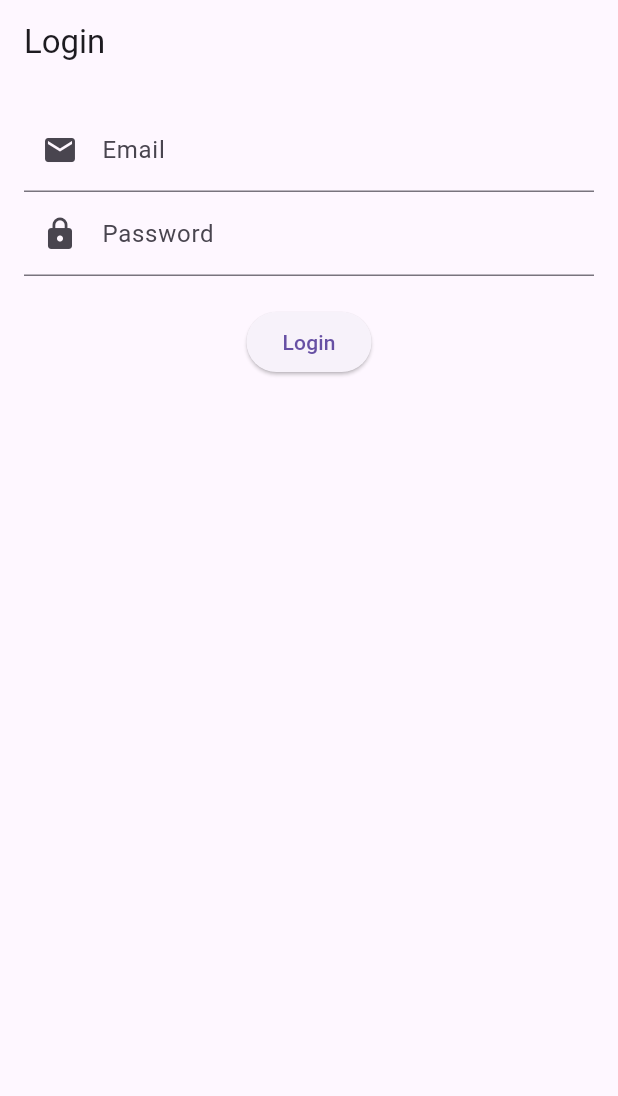
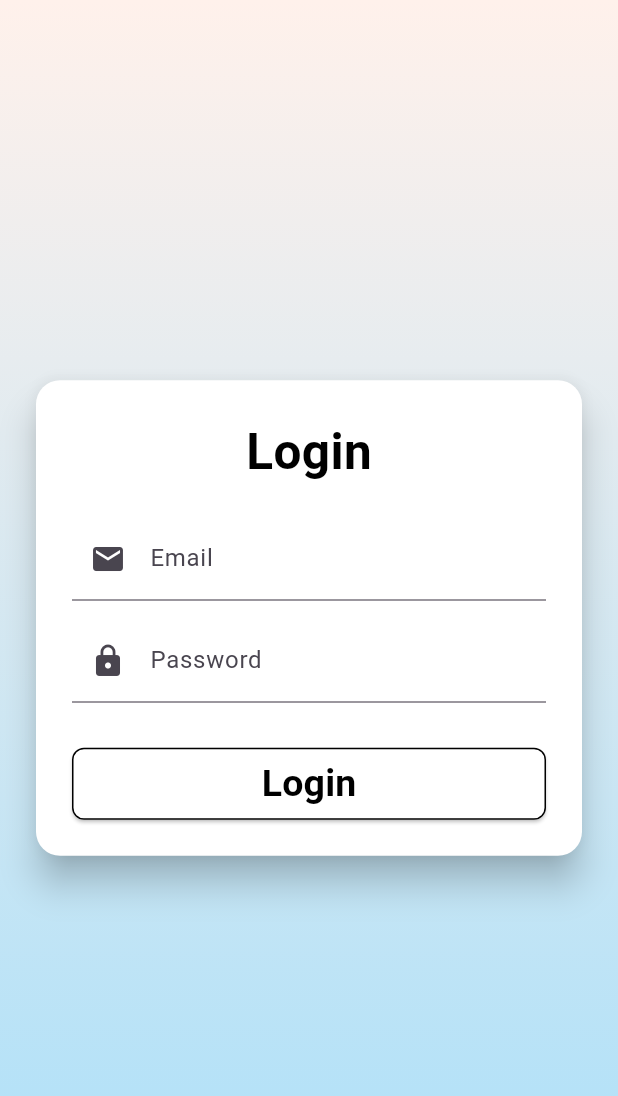
Before and after one commit to aditishukla006/LMS, a Flutter app: the screen it shows after launch, on a phone screen of 412 x 824 dp. Shown: the top 1096 px of the screen. Run offline on Flutter 3.47's test engine with Material 3 defaults, Android fonts, the light colour scheme and no system bars; our stand-ins replace firebase_auth, firebase_core, fl_chart, shared_preferences; accounts and stored records are empty.

Commit message:
changes in screen

```diff
--- a/lib/main.dart
+++ b/lib/main.dart
@@ -17,9 +17,12 @@
 }
 
 class MyApp extends StatelessWidget {
+  const MyApp({super.key});
+
   @override
   Widget build(BuildContext context) {
     return MaterialApp(
+      debugShowCheckedModeBanner: false,
       //title: 'Student LMS Dashboard',
       theme: ThemeData(primarySwatch: Colors.blue),
       home: SplashScreen(),
--- a/lib/screens/feedback_screen.dart
+++ b/lib/screens/feedback_screen.dart
@@ -3,6 +3,8 @@
 import 'package:flutter/material.dart';
 
 class FeedbackScreen extends StatefulWidget {
+  const FeedbackScreen({super.key});
+
   @override
   _FeedbackScreenState createState() => _FeedbackScreenState();
 }
--- a/lib/screens/login_screen.dart
+++ b/lib/screens/login_screen.dart
@@ -1,9 +1,10 @@
-// screens/login_screen.dart
 import 'package:flutter/material.dart';
 import 'package:firebase_auth/firebase_auth.dart';
-//import 'dashboard_screen.dart';
+import 'dashboard_screen.dart';
 
 class LoginScreen extends StatefulWidget {
+  const LoginScreen({super.key});
+
   @override
   _LoginScreenState createState() => _LoginScreenState();
 }
@@ -26,10 +27,10 @@ class _LoginScreenState extends State<LoginScreen> {
         password: _passwordController.text.trim(),
       );
 
-      /* Navigator.pushReplacement(
+      Navigator.pushReplacement(
         context,
         MaterialPageRoute(builder: (_) => DashboardScreen()),
-      );*/
+      );
     } on FirebaseAuthException catch (e) {
       setState(() {
         _error = e.message;
@@ -44,34 +45,93 @@ class _LoginScreenState extends State<LoginScreen> {
   @override
   Widget build(BuildContext context) {
     return Scaffold(
-      appBar: AppBar(title: const Text("Login")),
-      body: Padding(
-        padding: EdgeInsets.all(16),
+      body: Container(
+        width: double.infinity,
+        height: double.infinity,
+        decoration: const BoxDecoration(
+          gradient: LinearGradient(
+            colors: [Color(0xfffff1eb), Color(0xfface0f9)],
+            begin: Alignment.topCenter,
+            end: Alignment.bottomCenter,
+          ),
+        ),
+        child: Center(
+          child: SingleChildScrollView(
+            child: Card(
+              elevation: 10,
+              shape: RoundedRectangleBorder(
+                borderRadius: BorderRadius.circular(16),
+              ),
+              color: Colors.white,
+              margin: const EdgeInsets.symmetric(horizontal: 24),
+              child: Padding(
+                padding: const EdgeInsets.all(24.0),
                 child: Column(
+                  mainAxisSize: MainAxisSize.min,
                   children: [
+                    Text(
+                      "Login",
+                      style: const TextStyle(
+                        fontSize: 33,
+                        fontWeight: FontWeight.bold,
+                        color: Colors.black,
+                      ),
+                    ),
+                    const SizedBox(height: 20),
                     TextField(
                       controller: _emailController,
-              decoration: InputDecoration(
+                      decoration: const InputDecoration(
                         labelText: "Email",
                         prefixIcon: Icon(Icons.email),
                       ),
                     ),
+                    const SizedBox(height: 12),
                     TextField(
                       controller: _passwordController,
                       obscureText: true,
-              decoration: InputDecoration(
+                      decoration: const InputDecoration(
                         labelText: "Password",
                         prefixIcon: Icon(Icons.lock),
                       ),
                     ),
-            SizedBox(height: 20),
+                    const SizedBox(height: 20),
                     if (_error != null)
-              Text(_error!, style: TextStyle(color: Colors.red)),
+                      Text(_error!, style: const TextStyle(color: Colors.red)),
+                    const SizedBox(height: 10),
                     ElevatedButton(
                       onPressed: _loading ? null : _login,
-              child: _loading ? CircularProgressIndicator() : Text("Login"),
+                      style: ElevatedButton.styleFrom(
+                        backgroundColor: Colors.white,
+                        foregroundColor: Colors.black,
+                        minimumSize: const Size(double.infinity, 48),
+                        shape: RoundedRectangleBorder(
+                          borderRadius: BorderRadius.circular(8),
+                          side: const BorderSide(color: Colors.black),
+                        ),
+                      ),
+                      child:
+                          _loading
+                              ? const SizedBox(
+                                height: 20,
+                                width: 20,
+                                child: CircularProgressIndicator(
+                                  strokeWidth: 2,
+                                  color: Colors.black,
+                                ),
+                              )
+                              : const Text(
+                                "Login",
+                                style: TextStyle(
+                                  fontWeight: FontWeight.bold,
+                                  fontSize: 25,
+                                ),
+                              ),
                     ),
                   ],
+                ),
+              ),
+            ),
+          ),
         ),
       ),
     );
--- a/lib/screens/progress_screen.dart
+++ b/lib/screens/progress_screen.dart
@@ -8,6 +8,8 @@ import 'package:fl_chart/fl_chart.dart';
 import '../providers/student_provider.dart';
 
 class ProgressScreen extends StatelessWidget {
+  const ProgressScreen({super.key});
+
   @override
   Widget build(BuildContext context) {
     final provider = Provider.of<StudentProvider>(context);
@@ -38,7 +40,7 @@ class ProgressScreen extends StatelessWidget {
                   SizedBox(height: 16),
                 ],
               );
-            }).toList(),
+            }),
           ],
         ),
       ),
--- a/lib/screens/questionnaire_screen.dart
+++ b/lib/screens/questionnaire_screen.dart
@@ -6,6 +6,8 @@ import '../question_bank.dart';
 import 'summary_screen.dart';
 
 class QuestionnaireScreen extends StatefulWidget {
+  const QuestionnaireScreen({super.key});
+
   @override
   _QuestionnaireScreenState createState() => _QuestionnaireScreenState();
 }
--- a/lib/screens/quiz_screen.dart
+++ b/lib/screens/quiz_screen.dart
@@ -2,6 +2,8 @@
 import 'package:flutter/material.dart';
 
 class QuizScreen extends StatelessWidget {
+  const QuizScreen({super.key});
+
   @override
   Widget build(BuildContext context) {
     // Replace this with a real quiz implementation
--- a/lib/screens/summary_screen.dart
+++ b/lib/screens/summary_screen.dart
@@ -4,6 +4,8 @@ import 'package:provider/provider.dart';
 import '../providers/student_provider.dart';
 
 class SummaryScreen extends StatelessWidget {
+  const SummaryScreen({super.key});
+
   @override
   Widget build(BuildContext context) {
     final provider = Provider.of<StudentProvider>(context);
```
Also changed, not shown: lib/providers/student_provider.dart (+38 -1 lines), lib/screens/dashboard_screen.dart (+56 -0 lines), lib/screens/splash_screen.dart (+20 -9 lines). Lines whose indentation alone changed are shown as unchanged.
